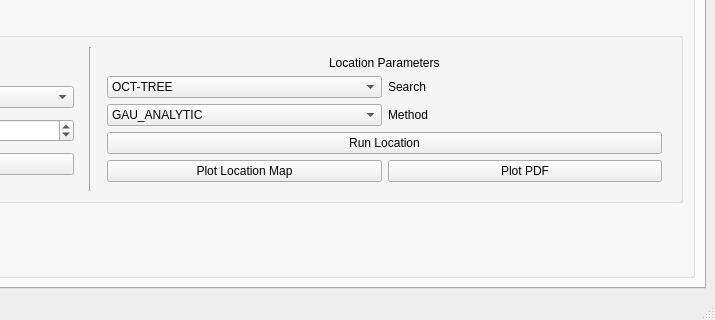
Qt form surfquake/resources/designer_uis/loc_flow.ui (rcabdia/SurfQuake) before a commit; both pictures show x 535 to 1250 and y 605 to 925 of the 1250 by 925 pixel window.
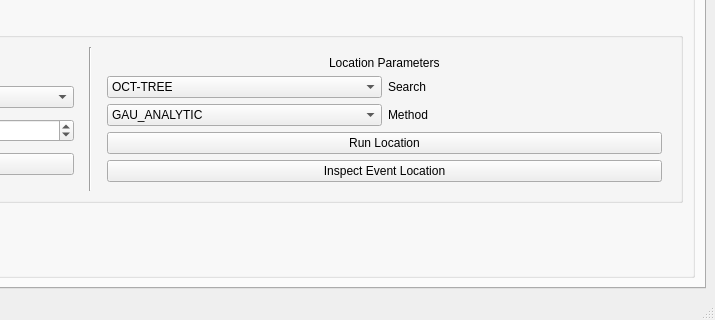
The same form after that commit. The open tabs and pages were chosen to show the change. Icons and pictures are not drawn.

Commit message: Debugged plot Real Grid. Starting inspection of events

Diff of the .ui file:
```diff
--- a/surfquake/resources/designer_uis/loc_flow.ui
+++ b/surfquake/resources/designer_uis/loc_flow.ui
@@ -1455,13 +1455,6 @@
                    </item>
                   </widget>
                  </item>
-                 <item row="7" column="1">
-                  <widget class="QPushButton" name="plotpdfBtn">
-                   <property name="text">
-                    <string>Plot PDF</string>
-                   </property>
-                  </widget>
-                 </item>
                  <item row="2" column="1">
                   <widget class="QLabel" name="label_16">
                    <property name="text">
@@ -1513,10 +1506,10 @@
                    </property>
                   </widget>
                  </item>
-                 <item row="7" column="0">
-                  <widget class="QPushButton" name="plotmapBtn">
+                 <item row="7" column="0" colspan="2">
+                  <widget class="QPushButton" name="plotpdfBtn">
                    <property name="text">
-                    <string>Plot Location Map</string>
+                    <string>Inspect Event Location</string>
                    </property>
                   </widget>
                  </item>
```
The commit also changes 3 other files.
